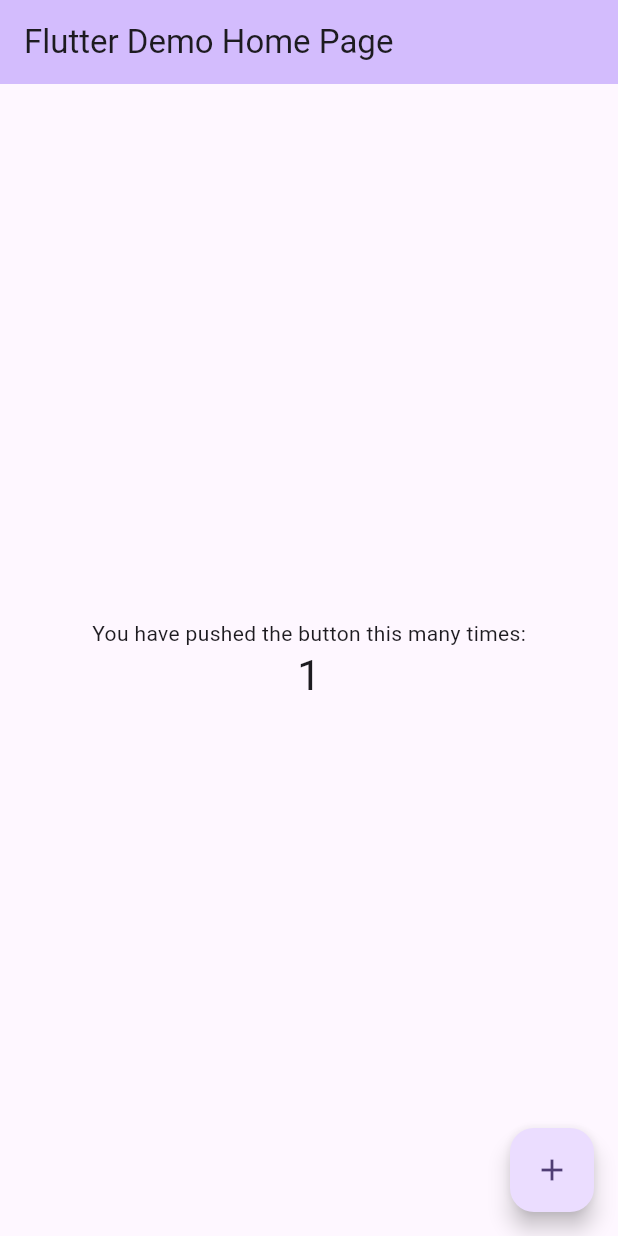
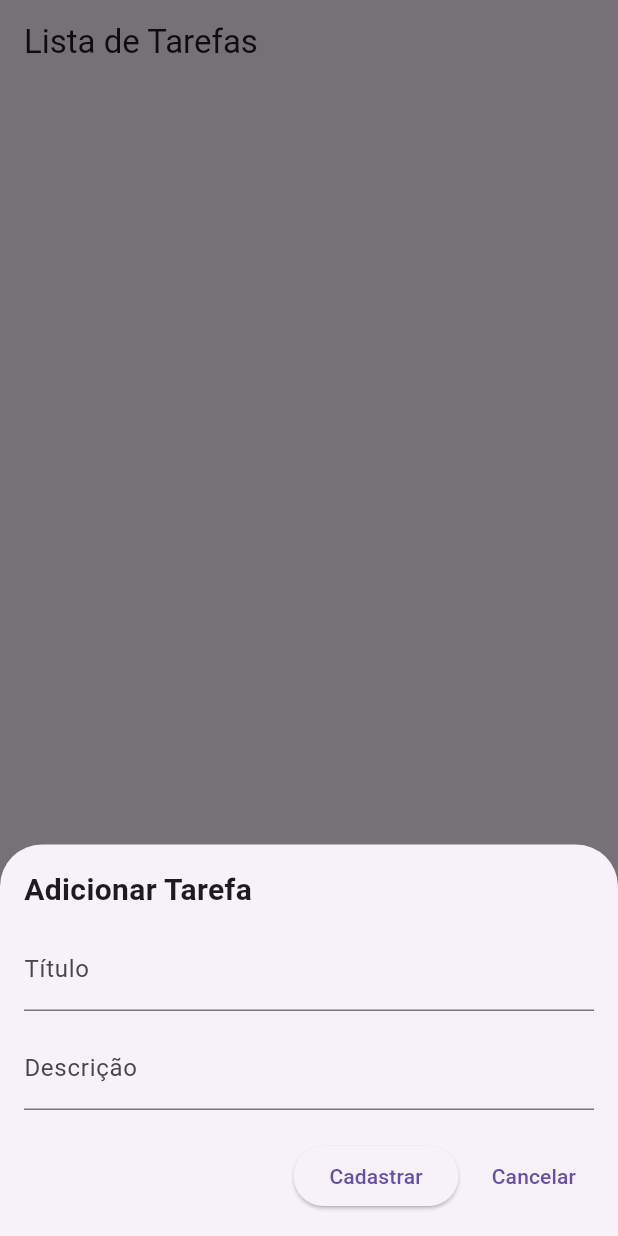
Before and after one commit to andreluiztorres/applistaflutter, a Flutter app: the screen it shows after launch, after a tap on the "add" icon, on a phone screen of 412 x 824 dp. Run offline on Flutter 3.47's test engine with Material 3 defaults, Android fonts, the light colour scheme and no system bars; our stand-ins replace cloud_firestore, firebase_core; accounts and stored records are empty.

Commit message:
ajustes criação de arquivos

```diff
--- /dev/null
+++ b/applista/devtools_options.yaml
@@ -0,0 +1 @@
+extensions:
--- /dev/null
+++ b/applista/lib/bloc/tarefa_bloc.dart
@@ -0,0 +1,21 @@
+import 'dart:async';
+import 'package:applista/model/tarefas.dart';
+import 'package:applista/repository/tarefas_repository.dart';
+
+class TarefasBloc {
+  final _tarefasRepository = TarefasRepository();
+
+  final _tarefasController = StreamController<List<Tarefa>>.broadcast();
+  get tarefasStream => _tarefasController.stream;
+
+  void getTarefas() async {
+    List<Tarefa> tarefas = await _tarefasRepository.getTarefas();
+    _tarefasController.add(tarefas);
+  }
+
+  void dispose() {
+    _tarefasController.close();
+  }
+}
+
+final tarefasBloc = TarefasBloc();
--- a/applista/lib/main.dart
+++ b/applista/lib/main.dart
@@ -1,125 +1,43 @@
+import 'package:cloud_firestore/cloud_firestore.dart';
+import 'package:firebase_core/firebase_core.dart';
 import 'package:flutter/material.dart';
+import 'package:provider/provider.dart';
+import 'package:applista/bloc/tarefa_bloc.dart';
+import 'package:applista/paginas/home.dart';
+import 'firebase_options.dart';
 
-void main() {
-  runApp(const MyApp());
+Future<void> main() async {
+  WidgetsFlutterBinding.ensureInitialized();
+  await Firebase.initializeApp(
+    options: DefaultFirebaseOptions.currentPlatform,
+  );
+  // await FirebaseFirestore.instance.collection('tarefas').add({
+  //   'id': '2',
+  //   'descricao': 'Ir ao mercado',
+  //   'dataCriacao': DateTime.now(),
+  // });
+  runApp(MyApp());
 }
 
 class MyApp extends StatelessWidget {
-  const MyApp({super.key});
-
-  // This widget is the root of your application.
   @override
   Widget build(BuildContext context) {
-    return MaterialApp(
-      title: 'Flutter Demo',
-      theme: ThemeData(
-        // This is the theme of your application.
-        //
-        // TRY THIS: Try running your application with "flutter run". You'll see
-        // the application has a blue toolbar. Then, without quitting the app,
-        // try changing the seedColor in the colorScheme below to Colors.green
-        // and then invoke "hot reload" (save your changes or press the "hot
-        // reload" button in a Flutter-supported IDE, or press "r" if you used
-        // the command line to start the app).
-        //
-        // Notice that the counter didn't reset back to zero; the application
-        // state is not lost during the reload. To reset the state, use hot
-        // restart instead.
-        //
-        // This works for code too, not just values: Most code changes can be
-        // tested with just a hot reload.
-        colorScheme: ColorScheme.fromSeed(seedColor: Colors.deepPurple),
-        useMaterial3: true,
+    return MultiProvider(
+      providers: [
+        Provider<TarefasBloc>(create: (_) => tarefasBloc),
+      ],
+      child: MaterialApp(
+        title: 'Minha Lista de Tarefas',
+        theme: ThemeData(
+          primarySwatch: Colors.blue,
+          visualDensity: VisualDensity.adaptivePlatformDensity,
+        ),
+        initialRoute: '/',
+        routes: {
+          '/': (context) => Home(),
+          // Adicione rotas para outras páginas conforme necessário
+        },
       ),
-      home: const MyHomePage(title: 'Flutter Demo Home Page'),
     );
   }
 }
-
-class MyHomePage extends StatefulWidget {
-  const MyHomePage({super.key, required this.title});
-
-  // This widget is the home page of your application. It is stateful, meaning
-  // that it has a State object (defined below) that contains fields that affect
-  // how it looks.
-
-  // This class is the configuration for the state. It holds the values (in this
-  // case the title) provided by the parent (in this case the App widget) and
-  // used by the build method of the State. Fields in a Widget subclass are
-  // always marked "final".
-
-  final String title;
-
-  @override
-  State<MyHomePage> createState() => _MyHomePageState();
-}
-
-class _MyHomePageState extends State<MyHomePage> {
-  int _counter = 0;
-
-  void _incrementCounter() {
-    setState(() {
-      // This call to setState tells the Flutter framework that something has
-      // changed in this State, which causes it to rerun the build method below
-      // so that the display can reflect the updated values. If we changed
-      // _counter without calling setState(), then the build method would not be
-      // called again, and so nothing would appear to happen.
-      _counter++;
-    });
-  }
-
-  @override
-  Widget build(BuildContext context) {
-    // This method is rerun every time setState is called, for instance as done
-    // by the _incrementCounter method above.
-    //
-    // The Flutter framework has been optimized to make rerunning build methods
-    // fast, so that you can just rebuild anything that needs updating rather
-    // than having to individually change instances of widgets.
-    return Scaffold(
-      appBar: AppBar(
-        // TRY THIS: Try changing the color here to a specific color (to
-        // Colors.amber, perhaps?) and trigger a hot reload to see the AppBar
-        // change color while the other colors stay the same.
-        backgroundColor: Theme.of(context).colorScheme.inversePrimary,
-        // Here we take the value from the MyHomePage object that was created by
-        // the App.build method, and use it to set our appbar title.
-        title: Text(widget.title),
-      ),
-      body: Center(
-        // Center is a layout widget. It takes a single child and positions it
-        // in the middle of the parent.
-        child: Column(
-          // Column is also a layout widget. It takes a list of children and
-          // arranges them vertically. By default, it sizes itself to fit its
-          // children horizontally, and tries to be as tall as its parent.
-          //
-          // Column has various properties to control how it sizes itself and
-          // how it positions its children. Here we use mainAxisAlignment to
-          // center the children vertically; the main axis here is the vertical
-          // axis because Columns are vertical (the cross axis would be
-          // horizontal).
-          //
-          // TRY THIS: Invoke "debug painting" (choose the "Toggle Debug Paint"
-          // action in the IDE, or press "p" in the console), to see the
-          // wireframe for each widget.
-          mainAxisAlignment: MainAxisAlignment.center,
-          children: <Widget>[
-            const Text(
-              'You have pushed the button this many times:',
-            ),
-            Text(
-              '$_counter',
-              style: Theme.of(context).textTheme.headlineMedium,
-            ),
-          ],
-        ),
-      ),
-      floatingActionButton: FloatingActionButton(
-        onPressed: _incrementCounter,
-        tooltip: 'Increment',
-        child: const Icon(Icons.add),
-      ), // This trailing comma makes auto-formatting nicer for build methods.
-    );
-  }
-}
--- /dev/null
+++ b/applista/lib/model/tarefas.dart
@@ -0,0 +1,16 @@
+class Tarefa {
+  final String id;
+  final String descricao;
+  final DateTime dataCriacao;
+
+  Tarefa(
+      {required this.id, required this.descricao, required this.dataCriacao});
+
+  factory Tarefa.fromMap(Map<String, dynamic> data) {
+    return Tarefa(
+      id: data['id'],
+      descricao: data['descricao'],
+      dataCriacao: data['dataCriacao'].toDate(),
+    );
+  }
+}
--- /dev/null
+++ b/applista/lib/paginas/home.dart
@@ -0,0 +1,128 @@
+// ignore_for_file: use_build_context_synchronously
+
+import 'dart:developer';
+
+import 'package:applista/model/tarefas.dart';
+import 'package:applista/service/firestore_service.dart';
+import 'package:flutter/material.dart';
+import 'package:applista/bloc/tarefa_bloc.dart';
+import 'package:applista/widgets/tarefas_list.dart';
+import 'package:uuid/uuid.dart';
+
+class Home extends StatefulWidget {
+  @override
+  _HomeState createState() => _HomeState();
+}
+
+class _HomeState extends State<Home> {
+  @override
+  void initState() {
+    super.initState();
+    tarefasBloc.getTarefas();
+  }
+
+  @override
+  Widget build(BuildContext context) {
+    return Scaffold(
+      appBar: AppBar(
+        title: const Text('Lista de Tarefas'),
+      ),
+      body: StreamBuilder<List<Tarefa>>(
+        stream: tarefasBloc.tarefasStream,
+        builder: (context, snapshot) {
+          if (snapshot.hasData) {
+            final tarefas = snapshot.data!;
+            return TarefasList(tarefas: tarefas);
+          } else {
+            return const Center(
+              child: CircularProgressIndicator(),
+            );
+          }
+        },
+      ),
+      floatingActionButton: FloatingActionButton(
+        onPressed: () {
+          __showAdicionarTarefaBottomSheet(context);
+        },
+        child: const Icon(Icons.add),
+      ),
+    );
+  }
+
+  __showAdicionarTarefaBottomSheet(BuildContext context) {
+    TextEditingController tituloController = TextEditingController();
+    TextEditingController descricaoController = TextEditingController();
+
+    showModalBottomSheet(
+      context: context,
+      builder: (context) {
+        return Container(
+          padding: const EdgeInsets.all(16.0),
+          child: Column(
+            crossAxisAlignment: CrossAxisAlignment.start,
+            mainAxisSize: MainAxisSize.min,
+            children: [
+              const Text(
+                'Adicionar Tarefa',
+                style: TextStyle(
+                  fontSize: 20.0,
+                  fontWeight: FontWeight.bold,
+                ),
+              ),
+              const SizedBox(height: 10.0),
+              TextField(
+                controller: tituloController,
+                decoration: const InputDecoration(labelText: 'Título'),
+              ),
+              const SizedBox(height: 10.0),
+              TextField(
+                controller: descricaoController,
+                decoration: const InputDecoration(labelText: 'Descrição'),
+              ),
+              const SizedBox(height: 20.0),
+              Row(
+                mainAxisAlignment: MainAxisAlignment.end,
+                children: [
+                  ElevatedButton(
+                    onPressed: () async {
+                      // Adicionar lógica para cadastrar a tarefa
+                      String titulo = tituloController.text;
+                      String descricao = descricaoController.text;
+
+                      if (titulo.isNotEmpty && descricao.isNotEmpty) {
+                        // Crie uma nova instância de Tarefa
+                        String novaTarefaId = const Uuid().v4();
+                        Tarefa novaTarefa = Tarefa(
+                          id: novaTarefaId,
+                          descricao: descricao,
+                          dataCriacao: DateTime.now(),
+                        );
+
+                        // Adicione a nova tarefa ao Firestore
+                        await FirestoreService().adicionarTarefa(novaTarefa);
+
+                        // Fechar o popup
+                        Navigator.pop(context);
+                      } else {
+                        // Tratar caso campos estejam vazios
+                        log("Por favor, preencha todos os campos.");
+                      }
+                    },
+                    child: const Text('Cadastrar'),
+                  ),
+                  const SizedBox(width: 10.0),
+                  TextButton(
+                    onPressed: () {
+                      Navigator.pop(context); // Fechar o popup
+                    },
+                    child: const Text('Cancelar'),
+                  ),
+                ],
+              ),
+            ],
+          ),
+        );
+      },
+    );
+  }
+}
--- /dev/null
+++ b/applista/lib/repository/tarefas_repository.dart
@@ -0,0 +1,12 @@
+import 'package:applista/model/tarefas.dart';
+import 'package:applista/service/firestore_service.dart';
+
+class TarefasRepository {
+  final _firestoreService = FirestoreService();
+
+  Future<List<Tarefa>> getTarefas() async {
+    return await _firestoreService.getTarefas();
+  }
+
+  // Implemente métodos para adicionar, editar e excluir tarefas
+}
--- /dev/null
+++ b/applista/lib/service/firestore_service.dart
@@ -0,0 +1,51 @@
+import 'dart:developer';
+
+import 'package:cloud_firestore/cloud_firestore.dart';
+import 'package:applista/model/tarefas.dart';
+
+class FirestoreService {
+  final CollectionReference _tarefasCollection =
+      FirebaseFirestore.instance.collection('tarefas');
+
+  Future<List<Tarefa>> getTarefas() async {
+    try {
+      QuerySnapshot querySnapshot = await _tarefasCollection.get();
+      return querySnapshot.docs
+          .map((doc) => Tarefa.fromMap(doc.data() as Map<String, dynamic>))
+          .toList();
+    } catch (e) {
+      log("Erro ao obter tarefas: $e");
+      return [];
+    }
+  }
+
+  Future<void> adicionarTarefa(Tarefa tarefa) async {
+    try {
+      await _tarefasCollection.add({
+        'descricao': tarefa.descricao,
+        'dataCriacao': tarefa.dataCriacao,
+      });
+    } catch (e) {
+      print("Erro ao adicionar tarefa: $e");
+    }
+  }
+
+  Future<void> editarTarefa(Tarefa tarefa) async {
+    try {
+      await _tarefasCollection.doc(tarefa.id).update({
+        'descricao': tarefa.descricao,
+        'dataCriacao': tarefa.dataCriacao,
+      });
+    } catch (e) {
+      print("Erro ao editar tarefa: $e");
+    }
+  }
+
+  Future<void> excluirTarefa(String id) async {
+    try {
+      await _tarefasCollection.doc(id).delete();
+    } catch (e) {
+      log("Erro ao excluir tarefa: $e");
+    }
+  }
+}
--- /dev/null
+++ b/applista/lib/widgets/tarefa_item.dart
@@ -0,0 +1,27 @@
+import 'package:flutter/material.dart';
+import 'package:applista/model/tarefas.dart';
+
+class TarefaItem extends StatelessWidget {
+  final Tarefa tarefa;
+
+  TarefaItem({required this.tarefa});
+
+  @override
+  Widget build(BuildContext context) {
+    return ListTile(
+      title: Text(tarefa.descricao),
+      subtitle: Text('Criado em: ${tarefa.dataCriacao}'),
+      trailing: IconButton(
+        icon: Icon(Icons.edit),
+        onPressed: () {
+          // Navegar para a tela de edição ao pressionar o botão de edição
+          // Implemente isso conforme necessário
+        },
+      ),
+      onLongPress: () {
+        // Excluir a tarefa ao pressionar por um longo tempo
+        // Implemente a exclusão usando seu bloc ou repositório aqui
+      },
+    );
+  }
+}
--- /dev/null
+++ b/applista/lib/widgets/tarefas_list.dart
@@ -0,0 +1,19 @@
+import 'package:flutter/material.dart';
+import 'package:applista/model/tarefas.dart';
+import 'package:applista/widgets/tarefa_item.dart';
+
+class TarefasList extends StatelessWidget {
+  final List<Tarefa> tarefas;
+
+  TarefasList({required this.tarefas});
+
+  @override
+  Widget build(BuildContext context) {
+    return ListView.builder(
+      itemCount: tarefas.length,
+      itemBuilder: (context, index) {
+        return TarefaItem(tarefa: tarefas[index]);
+      },
+    );
+  }
+}
--- a/applista/pubspec.yaml
+++ b/applista/pubspec.yaml
@@ -15,6 +15,7 @@ dependencies:
   firebase_core: ^2.24.2
   cloud_firestore: ^4.14.0
   provider: ^6.1.1
+  uuid: ^3.0.4
 
 dev_dependencies:
   flutter_test:
```
Also changed, not shown: applista/lib/firebase_options.dart (added), applista/pubspec.lock, 10 other files.
